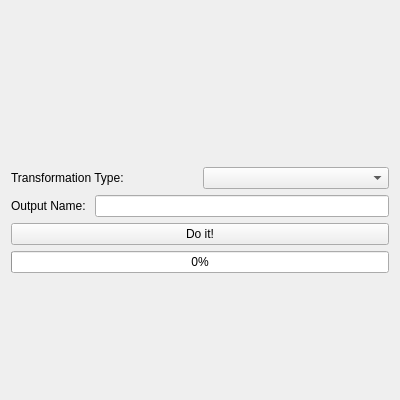
The window that src/WhiskerToolbox/DataTransform_Widget/DataTransform_Widget.ui (paulmthompson/WhiskerToolbox) describes before a commit, drawn with Qt 5.
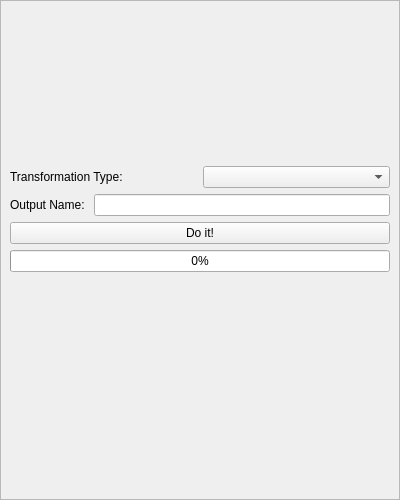
The same window after the commit. Custom widgets are drawn as their Qt base class.

Commit message: Data Transform resizing fixes

The edit to the form file:
```diff
--- a/src/WhiskerToolbox/DataTransform_Widget/DataTransform_Widget.ui
+++ b/src/WhiskerToolbox/DataTransform_Widget/DataTransform_Widget.ui
@@ -1,13 +1,13 @@
 <?xml version="1.0" encoding="UTF-8"?>
 <ui version="4.0">
  <class>DataTransform_Widget</class>
- <widget class="QWidget" name="DataTransform_Widget">
+ <widget class="QScrollArea" name="DataTransform_Widget">
   <property name="geometry">
    <rect>
     <x>0</x>
     <y>0</y>
     <width>400</width>
-    <height>300</height>
+    <height>500</height>
    </rect>
   </property>
   <property name="sizePolicy">
@@ -25,7 +25,25 @@
   <property name="windowTitle">
    <string>Form</string>
   </property>
-  <layout class="QVBoxLayout" name="verticalLayout">
+  <property name="verticalScrollBarPolicy">
+   <enum>Qt::ScrollBarPolicy::ScrollBarAlwaysOff</enum>
+  </property>
+  <property name="horizontalScrollBarPolicy">
+   <enum>Qt::ScrollBarPolicy::ScrollBarAlwaysOff</enum>
+  </property>
+  <property name="widgetResizable">
+   <bool>true</bool>
+  </property>
+  <widget class="QWidget" name="scrollAreaWidgetContents">
+   <property name="geometry">
+    <rect>
+     <x>0</x>
+     <y>0</y>
+     <width>398</width>
+     <height>498</height>
+    </rect>
+   </property>
+   <layout class="QVBoxLayout" name="verticalLayout" stretch="0,0,0,0,0,0,1,0">
    <item>
     <widget class="Feature_Table_Widget" name="feature_table_widget" native="true">
      <property name="sizePolicy">
@@ -92,16 +110,25 @@
      <property name="orientation">
       <enum>Qt::Orientation::Vertical</enum>
      </property>
+      <property name="sizeType">
+       <enum>QSizePolicy::Fixed</enum>
+      </property>
      <property name="sizeHint" stdset="0">
       <size>
        <width>20</width>
-       <height>40</height>
+        <height>10</height>
       </size>
      </property>
     </spacer>
    </item>
    <item>
     <widget class="QStackedWidget" name="stackedWidget">
+      <property name="sizePolicy">
+       <sizepolicy hsizetype="Preferred" vsizetype="Preferred">
+        <horstretch>0</horstretch>
+        <verstretch>1</verstretch>
+       </sizepolicy>
+      </property>
      <property name="currentIndex">
       <number>0</number>
      </property>
@@ -122,6 +149,7 @@
     </spacer>
    </item>
   </layout>
+  </widget>
  </widget>
  <customwidgets>
   <customwidget>
```
Lines whose indentation alone changed are shown as unchanged. The commit also changes 7 other files.
